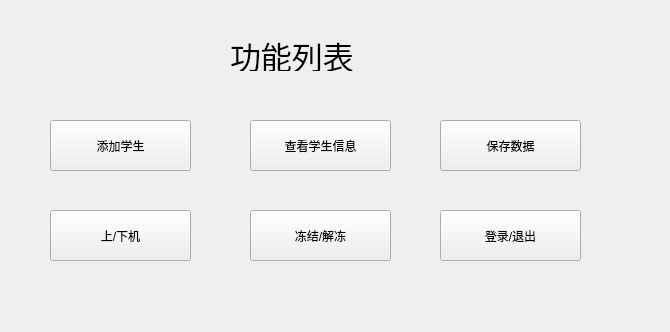
Before: the Qt Designer form menu.ui in kagura114/NetCard, drawn with Qt 5.
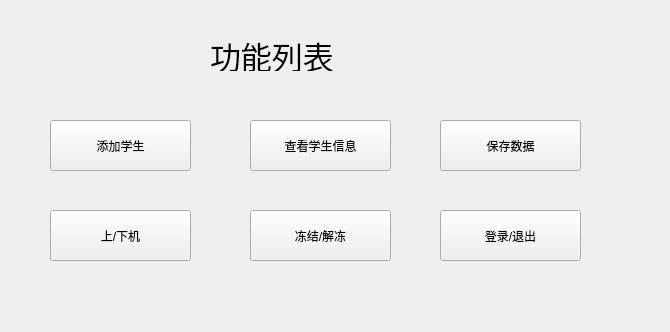
After: the same form once the commit is applied.

```diff
--- a/menu.ui
+++ b/menu.ui
@@ -16,7 +16,7 @@
   <widget class="QLabel" name="label">
    <property name="geometry">
     <rect>
-     <x>230</x>
+     <x>210</x>
      <y>40</y>
      <width>221</width>
      <height>31</height>
```
